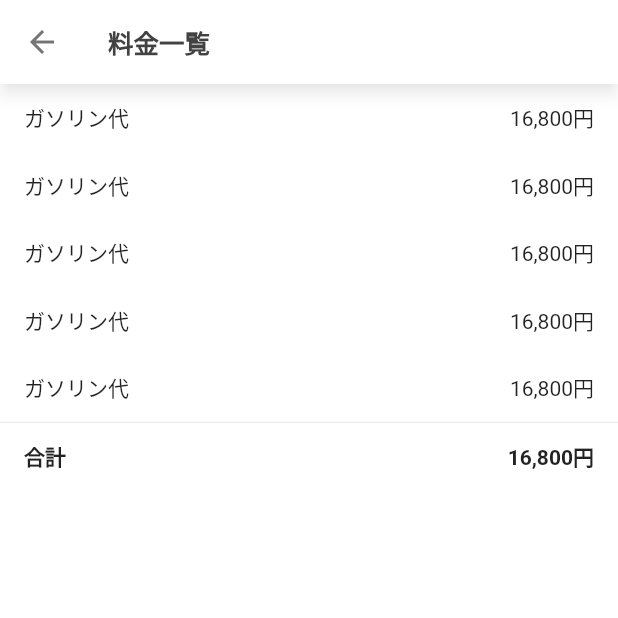
After one commit to hayabusabusa/yrzy-shiori, a Flutter app: the PricesScreen screen opened directly, on a phone screen of 412 x 824 dp, the top half of it. The commit adds this screen. Run offline on Flutter 3.47's test engine with Material 2 defaults, Android fonts, the phone set to English and light mode, and no system bars; our stand-ins replace cloud_firestore, firebase_storage; missing offline and left inert: dart:ffi; accounts and stored records are empty.

Commit message:
ui: add prices screen

```diff
--- a/lib/application/application_theme.dart
+++ b/lib/application/application_theme.dart
@@ -25,7 +25,7 @@ class ApplicationTheme {
       textTheme: TextTheme(
         headline6: TextStyle(
           color: Colors.grey.shade800,
-          fontSize: 18,
+          fontSize: 17,
           fontWeight: FontWeight.w600,
         ),
       ),
@@ -59,7 +59,7 @@ class ApplicationTheme {
       // AppBar のタイトルのフォント設定
       textTheme: TextTheme(
         headline6: TextStyle(
-          fontSize: 18,
+          fontSize: 17,
           fontWeight: FontWeight.w600,
         ),
       ),
--- a/lib/application/screens/plan_detail_screen.dart
+++ b/lib/application/screens/plan_detail_screen.dart
@@ -19,6 +19,11 @@ class PlanDetailScreen extends StatelessWidget {
             SliverList(
               delegate: SliverChildListDelegate([
                 PlanDetailHeader(
+                  onTapPrices: () {
+                    Navigator.of(context).push(
+                      MaterialPageRoute(builder: (_) => PricesScreen())
+                    );
+                  },
                   onTapBrings: () {
                     Navigator.of(context).push(
                       MaterialPageRoute(builder: (_) => BringsScreen())
--- /dev/null
+++ b/lib/application/screens/prices_screen.dart
@@ -0,0 +1,34 @@
+import 'package:flutter/material.dart';
+
+import 'package:shiori/application/widgets/widgets.dart';
+
+class PricesScreen extends StatelessWidget {
+  const PricesScreen({ Key? key }) : super(key: key);
+
+  @override
+  Widget build(BuildContext context) {
+    return Scaffold(
+      appBar: AppBar(
+        title: Text('料金一覧'),
+      ),
+      body: CustomScrollView(
+        slivers: [
+          SliverList(
+            delegate: SliverChildBuilderDelegate(
+              (context, index) {
+                return PricesCell();
+              },
+              childCount: 5
+            ),
+          ),
+          // UI: Total
+          SliverList(
+            delegate: SliverChildListDelegate([
+              PricesTotalCell(),
+            ]),
+          ),
+        ],
+      ),
+    );
+  }
+}
--- a/lib/application/screens/screens.dart
+++ b/lib/application/screens/screens.dart
@@ -2,3 +2,4 @@ export 'brings_screen.dart';
 export 'debug_screen.dart';
 export 'plan_detail_screen.dart';
 export 'plans_screen.dart';
+export 'prices_screen.dart';
--- /dev/null
+++ b/lib/application/widgets/prices_cell.dart
@@ -0,0 +1,24 @@
+import 'package:flutter/material.dart';
+
+class PricesCell extends StatelessWidget {
+  const PricesCell({ Key? key }) : super(key: key);
+
+  @override
+  Widget build(BuildContext context) {
+    return Padding(
+      padding: const EdgeInsets.symmetric(horizontal: 16, vertical: 12),
+      child: Row(
+        children: [
+          Text('ガソリン代'),
+          const SizedBox(width: 8,),
+          Expanded(
+            child: Text(
+              '16,800円',
+              textAlign: TextAlign.right,
+            ),
+          ),
+        ],
+      ),
+    );
+  }
+}
--- /dev/null
+++ b/lib/application/widgets/prices_total_cell.dart
@@ -0,0 +1,43 @@
+import 'package:flutter/material.dart';
+
+class PricesTotalCell extends StatelessWidget {
+  const PricesTotalCell({ Key? key }) : super(key: key);
+
+  @override
+  Widget build(BuildContext context) {
+    return Column(
+      crossAxisAlignment: CrossAxisAlignment.stretch,
+      children: [
+        // UI: Divider
+        Container(
+          height: 1,
+          color: Theme.of(context).dividerColor,
+        ),
+        // UI: Contents
+        Padding(
+          padding: const EdgeInsets.symmetric(horizontal: 16, vertical: 12),
+          child: Row(
+            children: [
+              Text(
+                '合計',
+                style: TextStyle(
+                  fontWeight: FontWeight.w700
+                ),
+              ),
+              const SizedBox(width: 8,),
+              Expanded(
+                child: Text(
+                  '16,800円',
+                  textAlign: TextAlign.right,
+                  style: TextStyle(
+                    fontWeight: FontWeight.w700
+                  ),
+                ),
+              ),
+            ],
+          ),
+        ),
+      ],
+    );
+  }
+}
--- a/lib/application/widgets/widgets.dart
+++ b/lib/application/widgets/widgets.dart
@@ -3,3 +3,5 @@ export 'brings_header.dart';
 export 'plan_detail_header.dart';
 export 'plan_detail_timeline.dart';
 export 'plans_cell.dart';
+export 'prices_cell.dart';
+export 'prices_total_cell.dart';
```
